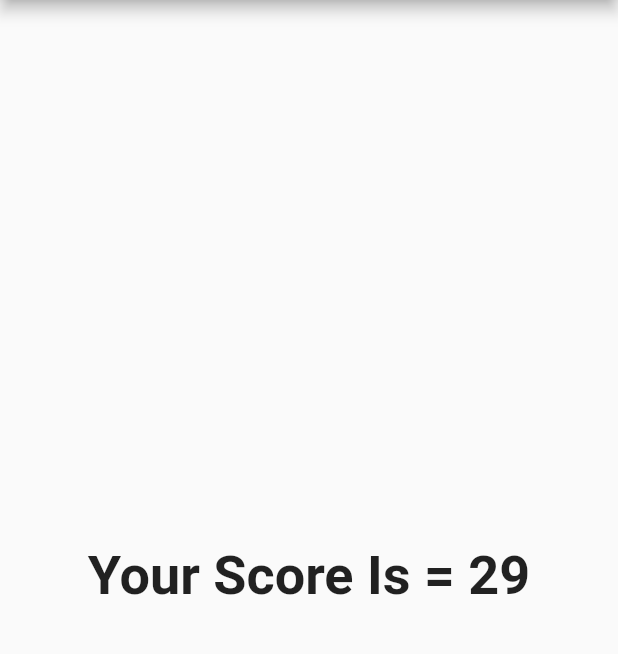
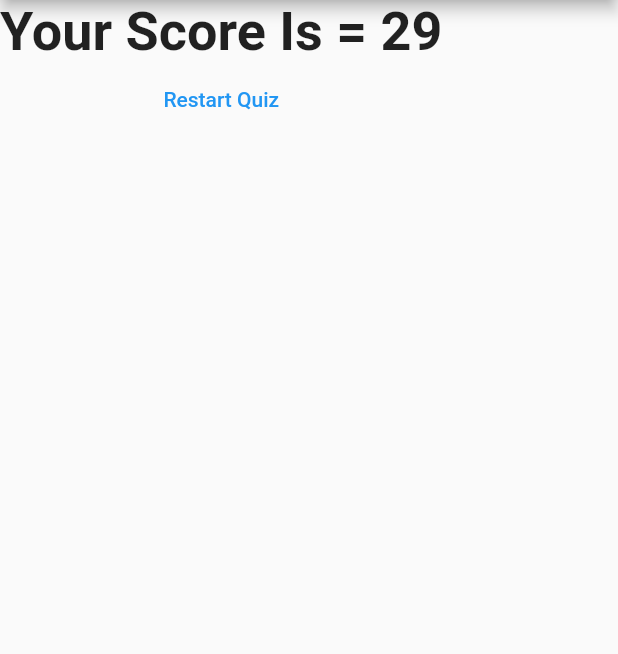
Before and after one commit to ahmed3ssem/flutter_app, a Flutter app: the screen it shows after launch, after a tap on "Black", after a tap on "Snake", after a tap on "Zidane", on a phone screen of 412 x 824 dp, the part 84-738 px from its top. Run offline on Flutter 3.47's test engine with Material 2 defaults, Android fonts, the phone set to English and light mode, and no system bars.

Commit message:
Resseting the Quiz

```diff
--- a/lib/main.dart
+++ b/lib/main.dart
@@ -52,6 +52,14 @@ class MyAppState extends State<MyApp>
     },
   ];
 
+  void restaetQuiz()
+  {
+    setState(() {
+      totalScore = 0;
+      questionIndex = 0;
+    });
+  }
+
   void answerQuestions(int score)
   {
     totalScore+=score;
@@ -70,7 +78,7 @@ class MyAppState extends State<MyApp>
             ),
             body: questionIndex<questionList.length ? Quiz(questions: questionList,answerQuestion: answerQuestions,questionIndex: questionIndex)
 
-                : Result(totalScore)
+                : Result(totalScore,restaetQuiz)
         )
     );
   }
--- a/lib/result.dart
+++ b/lib/result.dart
@@ -2,15 +2,28 @@ import 'package:flutter/material.dart';
 
 class Result extends StatelessWidget {
   final int resultScore;
+  final Function resetQuiz;
 
-  String get resultPhrase{
-    return "Your Score Is = "+resultScore.toString();
+  String get resultPhrase {
+    return "Your Score Is = " + resultScore.toString();
   }
-  Result(this.resultScore);
+
+  Result(this.resultScore, this.resetQuiz);
+
   @override
   Widget build(BuildContext context) {
-    return Center(
-      child: Text(resultPhrase,style: TextStyle(fontSize: 36,fontWeight: FontWeight.bold,),textAlign: TextAlign.center,),
+    return Column(
+      children: <Widget>[
+        Text(
+          resultPhrase,
+          style: TextStyle(
+            fontSize: 36,
+            fontWeight: FontWeight.bold,
+          ),
+          textAlign: TextAlign.center,
+        ),
+        FlatButton(onPressed: resetQuiz, child: Text("Restart Quiz"),textColor: Colors.blue,)
+      ],
     );
   }
 }
```
